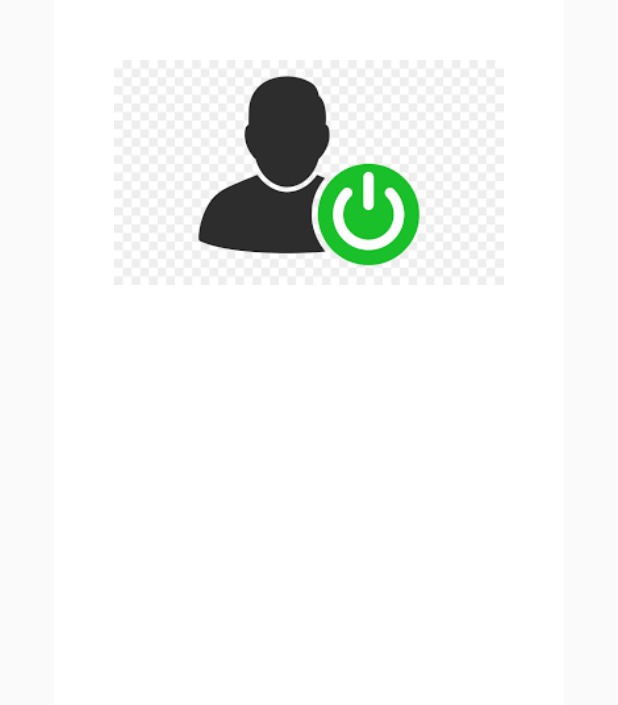
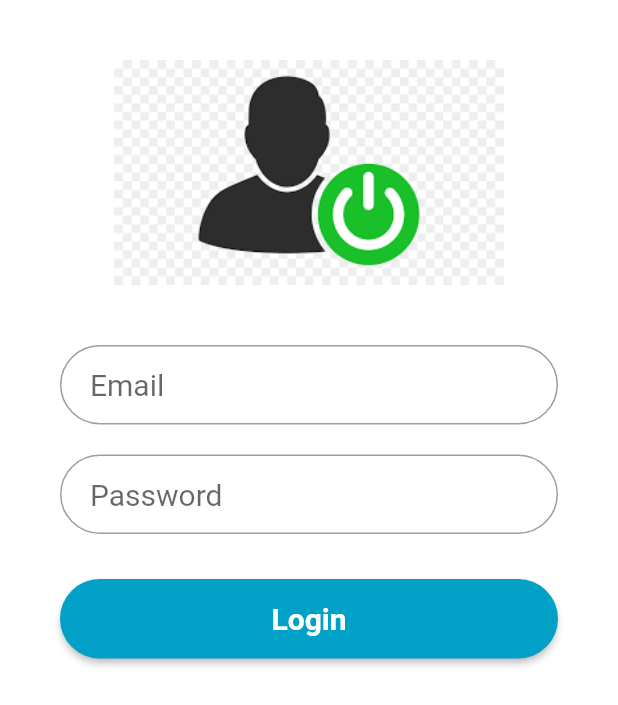
Before and after one commit to PaivaJudson/login_com_flutter, a Flutter app: the screen it shows after launch, on a phone screen of 412 x 824 dp. Shown: the top 705 px of the screen. Run offline on Flutter 3.47's test engine with Material 2 defaults, Android fonts, the light colour scheme and no system bars; Roboto replaces fonts that are missing (Montserrat).

Commit message:
Layout terminado

```diff
--- a/lib/main.dart
+++ b/lib/main.dart
@@ -79,8 +79,12 @@ class _WidgetLoginState extends State<WidgetLogin> {
           child: Column(
             children: [
               SizedBox(height: 150.0,
-              child: Image.asset("imagens/login.png"),
-              )
+              child: Image.asset("imagens/login.png",
+              fit: BoxFit.contain),
+              ),
+              SizedBox(height: 40.0), emailField,
+              SizedBox(height: 20.0), passwordField,
+              SizedBox(height: 30.0), buttonLogin,
             ],
           ),
         ),
```
